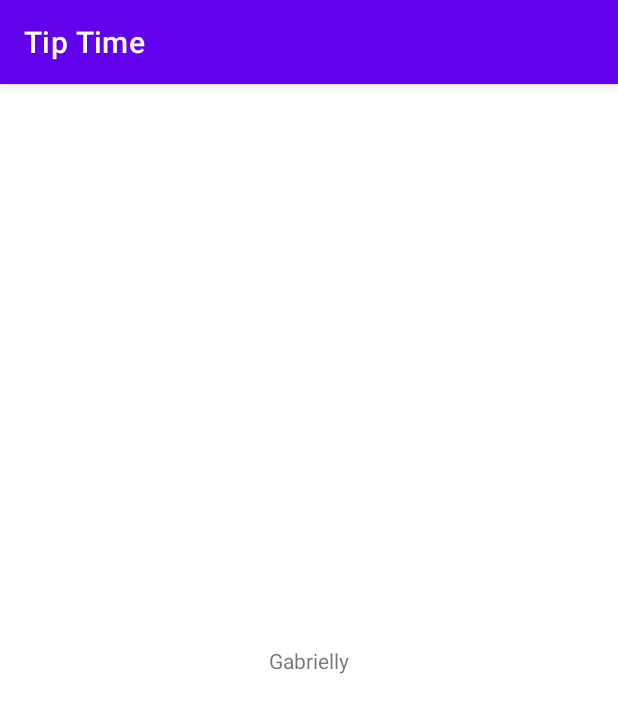
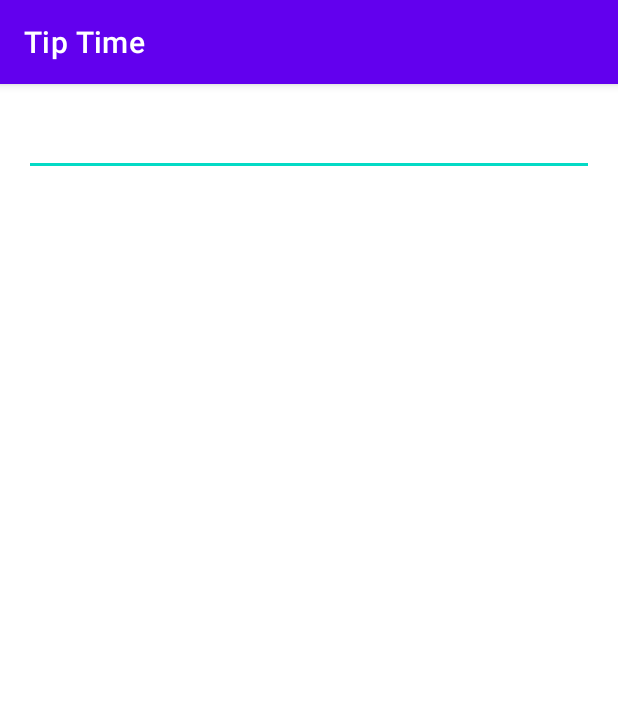
Before and after one commit to GabriellyPassos30/Projeto_Tip_Time, an Android app: the screen it shows after launch (MainActivity), on a phone screen of 412 x 824 dp. Shown: the top 713 px of the screen. Run offline under Robolectric (Android 15) with nearby library versions, the phone set to English and light mode, and no system bars.

Commit message:
[Projeto Kotlin]-Tip Time 2

```diff
--- a/app/src/main/res/layout/activity_main.xml
+++ b/app/src/main/res/layout/activity_main.xml
@@ -5,16 +5,16 @@
     xmlns:tools="http://schemas.android.com/tools"
     android:layout_width="match_parent"
     android:layout_height="match_parent"
+    android:padding="16dp"
     tools:context=".MainActivity">
 
-    <TextView
-        android:layout_width="wrap_content"
+    <EditText
+        android:id="@+id/plain_text_input"
         android:layout_height="wrap_content"
-        android:text="Gabrielly"
-        app:layout_constraintBottom_toBottomOf="parent"
-        app:layout_constraintLeft_toLeftOf="parent"
-        app:layout_constraintRight_toRightOf="parent"
-        app:layout_constraintTop_toTopOf="parent" />
+        android:layout_width="match_parent"
+        app:layout_constraintStart_toStartOf="parent"
+        app:layout_constraintTop_toTopOf="parent"
+        android:inputType="text"/>
 
 
 
```
